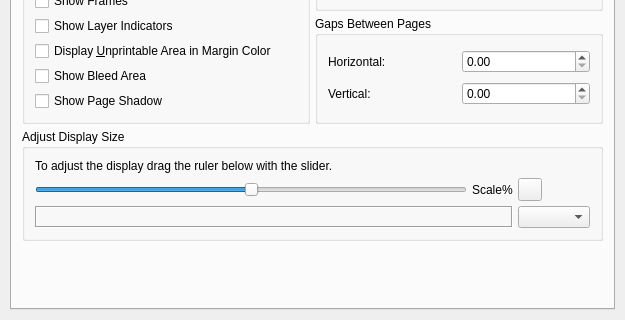
The window that scribus/tabdisplay.ui (scribusproject/scribus) describes before a commit, drawn with Qt 5; both pictures show x 0 to 625 and y 185 to 505 of the 625 by 505 pixel window.
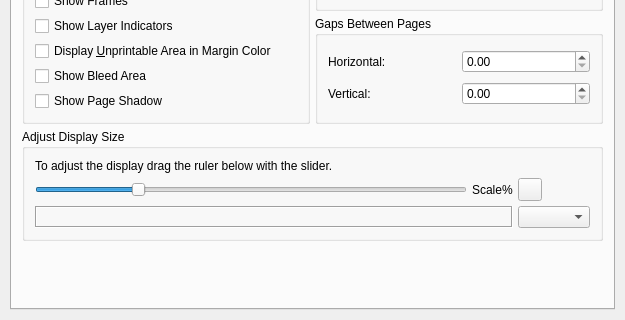
The same window after the commit. Custom widgets are drawn as their Qt base class.

Commit message: #13042: Fix maximum display DPI to 500 to allow for current 4k, 5k, and future screens

The edit to the form file:
```diff
--- a/scribus/tabdisplay.ui
+++ b/scribus/tabdisplay.ui
@@ -281,7 +281,7 @@
                <number>-150</number>
               </property>
               <property name="maximum" >
-               <number>150</number>
+               <number>500</number>
               </property>
               <property name="orientation" >
                <enum>Qt::Horizontal</enum>
```
The commit also changes 1 other file.
